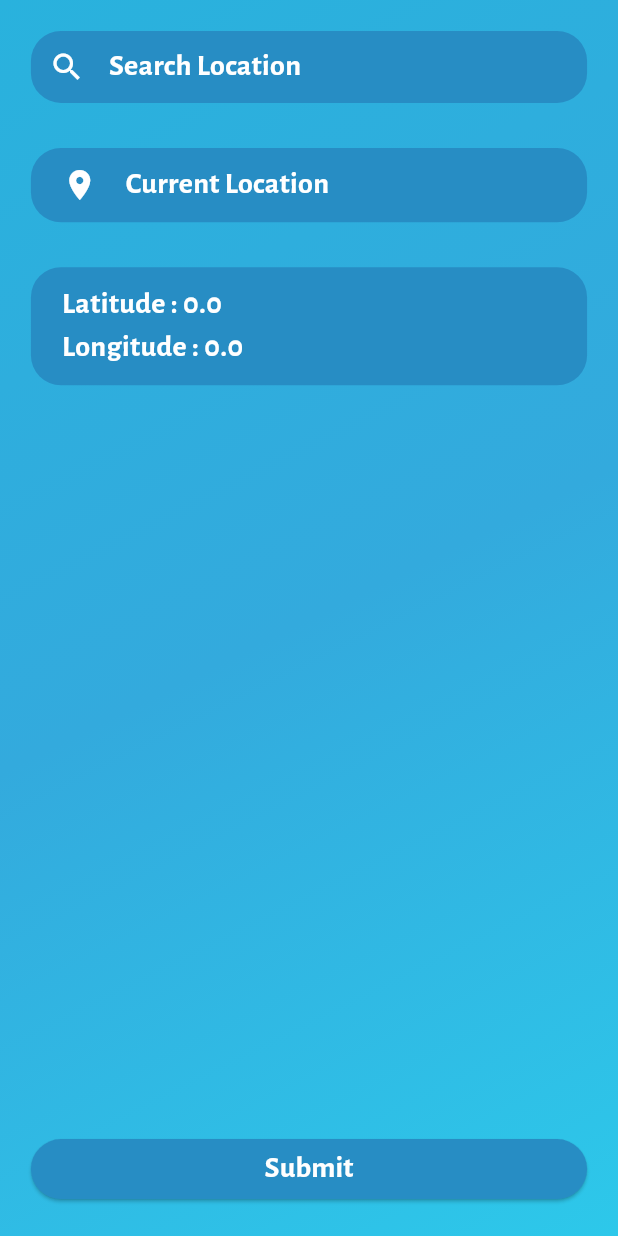
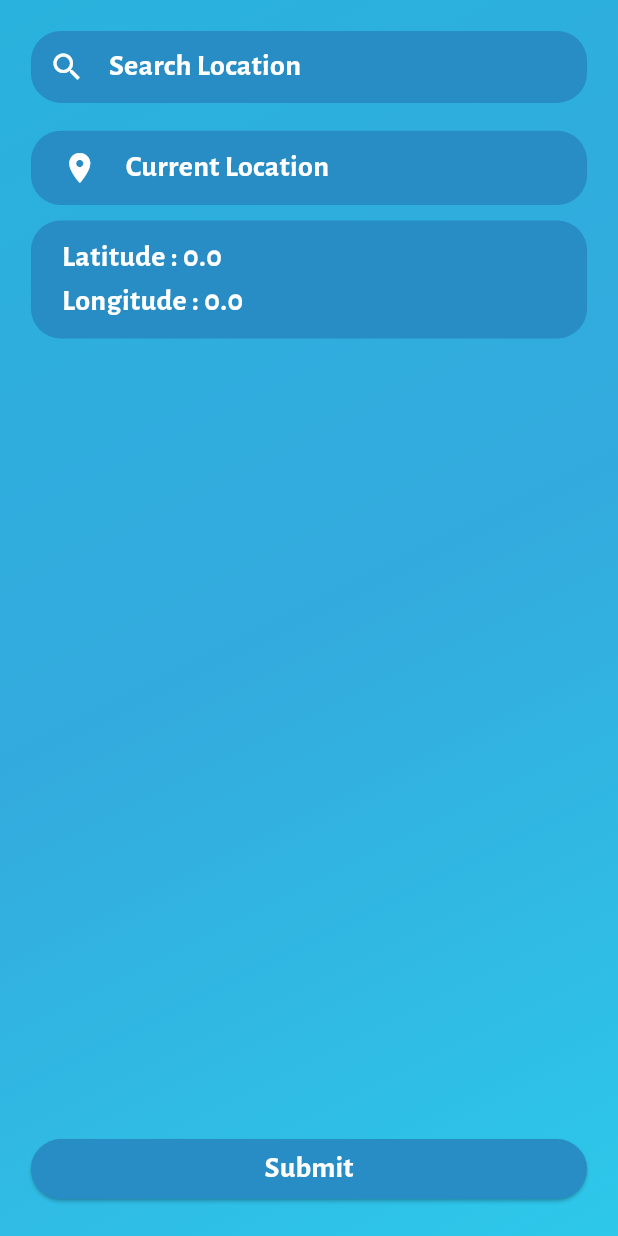
Before and after one commit to Ratndeep1999/weather_app, a Flutter app: the screen it shows after launch, after a tap on "Fortaleza", on a phone screen of 412 x 824 dp. Run offline on Flutter 3.47's test engine with Material 3 defaults, Android fonts, the light colour scheme and no system bars; our stand-ins replace flutter_svg.

Commit message:
location_page.dart: dynamic height add - SizedBox(height: height * 0.0225), //18, and SizedBox(height: height * 0.0125), // 10.

```diff
--- a/lib/pages/location_page.dart
+++ b/lib/pages/location_page.dart
@@ -55,8 +55,7 @@ class LocationPageState extends State<LocationPage> {
                 isNight: widget.isNight,
                 onChanged: (value) => debugPrint("Search Location Tap $value"),
               ),
-              SizedBox(height: 30),
-
+              SizedBox(height: height * 0.0225), //18
               /// Select Current Location
               CurrentLocationWidget(
                 isNight: widget.isNight,
@@ -64,8 +63,7 @@ class LocationPageState extends State<LocationPage> {
                 height: height,
                 onTap: () => debugPrint("Current Location Tap"),
               ),
-              SizedBox(height: 30),
-
+              SizedBox(height: height * 0.0125), // 10
               /// Current Lat and Long.
               CurrentLatAndLongWidget(
                 isNight: widget.isNight,
```
